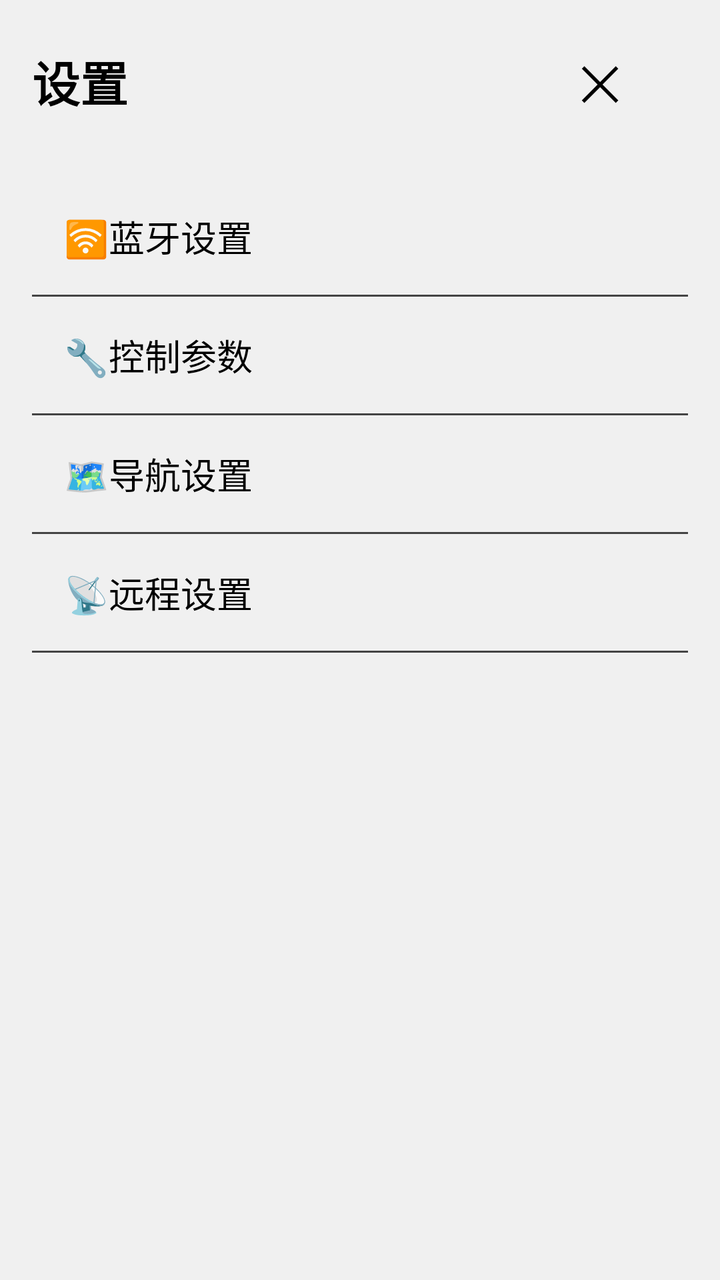
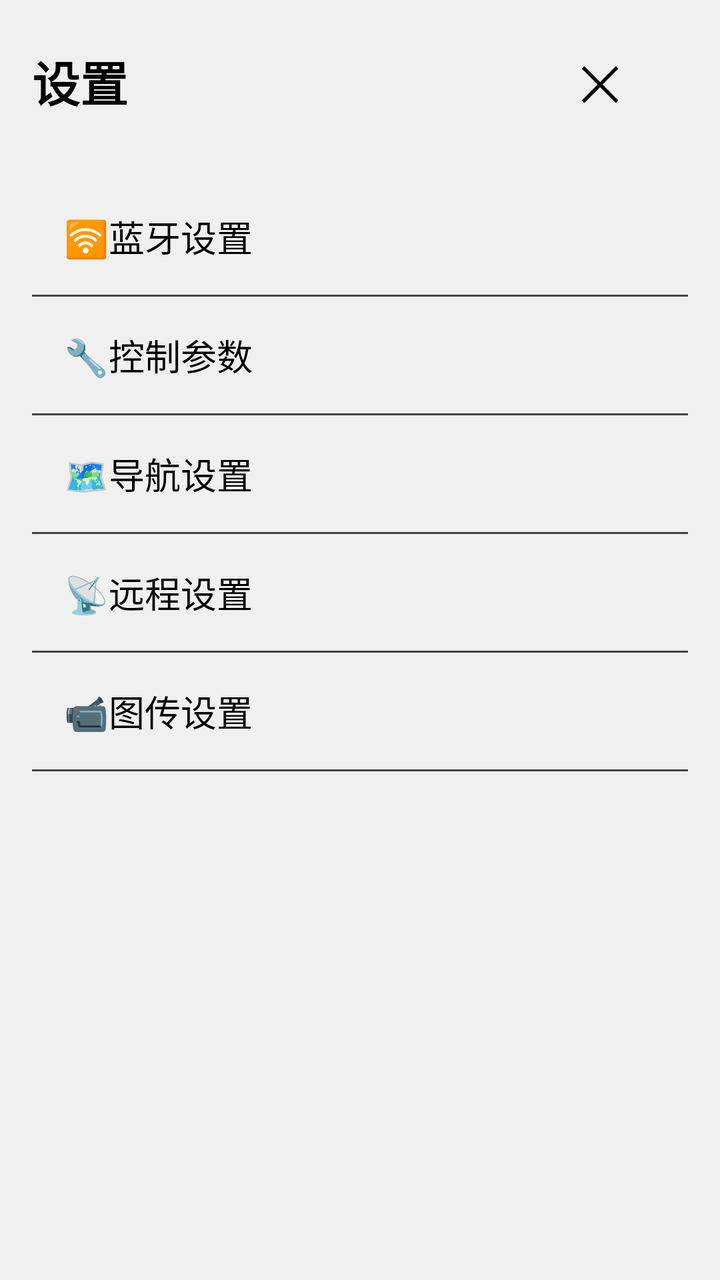

Two renders of the same Android screen: before a commit and after it. Below are the layout's source before the change and the commit's diff.
<!-- AndroidManifest.xml: activity theme AppTheme -->
<!-- res/layout/activity_settings.xml -->
<?xml version="1.0" encoding="utf-8"?>
<FrameLayout xmlns:android="http://schemas.android.com/apk/res/android"
    android:layout_width="match_parent"
    android:layout_height="match_parent"
    android:background="@color/bg_setting">

    
    <LinearLayout
        android:id="@+id/menu_main"
        android:layout_width="match_parent"
        android:layout_height="match_parent"
        android:orientation="vertical"
        android:padding="16dp"
        android:visibility="visible">

        <LinearLayout
            android:layout_width="match_parent"
            android:layout_height="wrap_content"
            android:layout_marginBottom="24dp"
            android:gravity="center_vertical"
            android:orientation="horizontal">

            <TextView
                android:layout_width="0dp"
                android:layout_height="wrap_content"
                android:layout_weight="1"
                android:text="设置"
                android:textColor="@color/text_primary"
                android:textSize="24sp"
                android:textStyle="bold" />

            <Button
                android:id="@+id/btn_exit"
                style="@style/Widget.AppCompat.Button.Borderless"
                android:layout_width="wrap_content"
                android:layout_height="wrap_content"
                android:background="?attr/selectableItemBackground"
                android:padding="8dp"
                android:text="✕"
                android:textColor="@color/text_primary"
                android:textSize="24sp" />
        </LinearLayout>

        <Button
            android:id="@+id/menu_bluetooth"
            style="@style/Widget.AppCompat.Button.Borderless"
            android:layout_width="match_parent"
            android:layout_height="wrap_content"
            android:background="?attr/selectableItemBackground"
            android:gravity="start|center_vertical"
            android:padding="16dp"
            android:text="🛜蓝牙设置"
            android:textColor="@color/text_primary"
            android:textSize="18sp" />

        <View
            android:layout_width="match_parent"
            android:layout_height="1dp"
            android:background="#444" />

        <Button
            android:id="@+id/menu_control"
            style="@style/Widget.AppCompat.Button.Borderless"
            android:layout_width="match_parent"
            android:layout_height="wrap_content"
            android:background="?attr/selectableItemBackground"
            android:gravity="start|center_vertical"
            android:padding="16dp"
            android:text="🔧控制参数"
            android:textColor="@color/text_primary"
            android:textSize="18sp" />

        <View
            android:layout_width="match_parent"
            android:layout_height="1dp"
            android:background="#444" />

        <Button
            android:id="@+id/menu_navigation"
            style="@style/Widget.AppCompat.Button.Borderless"
            android:layout_width="match_parent"
            android:layout_height="wrap_content"
            android:background="?attr/selectableItemBackground"
            android:gravity="start|center_vertical"
            android:padding="16dp"
            android:text="🗺导航设置"
            android:textColor="@color/text_primary"
            android:textSize="18sp" />

        <View
            android:layout_width="match_parent"
            android:layout_height="1dp"
            android:background="#444" />

        
        <Button
            android:id="@+id/menu_remote"
            style="@style/Widget.AppCompat.Button.Borderless"
            android:layout_width="match_parent"
            android:layout_height="wrap_content"
            android:background="?attr/selectableItemBackground"
            android:gravity="start|center_vertical"
            android:padding="16dp"
            android:text="📡远程设置"
            android:textColor="@color/text_primary"
            android:textSize="18sp" />

        <View
            android:layout_width="match_parent"
            android:layout_height="1dp"
            android:background="#444" />
    </LinearLayout>

    
    <ScrollView
        android:id="@+id/page_bluetooth"
        android:layout_width="match_parent"
        android:layout_height="match_parent"
        android:background="@color/bg_setting"
        android:fillViewport="true"
        android:padding="16dp"
        android:visibility="gone">

        <LinearLayout
            android:layout_width="match_parent"
            android:layout_height="wrap_content"
            android:orientation="vertical">

            <Button
                android:id="@+id/btn_back_main"
                style="@style/Widget.AppCompat.Button.Borderless"
                android:layout_width="wrap_content"
                android:layout_height="wrap_content"
                android:text="← 返回"
                android:textColor="@color/text_primary"
                android:textSize="18sp" />

            <TextView
                android:layout_width="wrap_content"
                android:layout_height="wrap_content"
                android:layout_marginTop="16dp"
                android:layout_marginBottom="16dp"
                android:text="蓝牙设置"
                android:textColor="@color/text_primary"
                android:textSize="24sp"
                android:textStyle="bold" />

            <TextView
                android:layout_width="wrap_content"
                android:layout_height="wrap_content"
                android:text="蓝牙设备名称"
                android:textColor="@color/text_primary"
                android:textSize="16sp" />

            <EditText
                android:id="@+id/et_device_name"
                android:layout_width="match_parent"
                android:layout_height="wrap_content"
                android:background="@android:drawable/editbox_background"
                android:padding="10dp"
                android:singleLine="true" />

            <Button
                android:id="@+id/btn_save_bluetooth"
                android:layout_width="match_parent"
                android:layout_height="wrap_content"
                android:layout_marginTop="24dp"
                android:backgroundTint="#4CAF50"
                android:text="保存蓝牙设置"
                android:textColor="#FFFFFF" />
        </LinearLayout>
    </ScrollView>
    
    <ScrollView
        android:id="@+id/page_control"
        android:layout_width="match_parent"
        android:layout_height="match_parent"
        android:background="@color/bg_setting"
        android:fillViewport="true"
        android:padding="16dp"
        android:visibility="gone">

        <LinearLayout
            android:layout_width="match_parent"
            android:layout_height="wrap_content"
            android:orientation="vertical">

            <Button
                android:id="@+id/btn_back_main_control"
                style="@style/Widget.AppCompat.Button.Borderless"
                android:layout_width="wrap_content"
                android:layout_height="wrap_content"
                android:text="← 返回"
                android:textColor="@color/text_primary"
                android:textSize="18sp" />

            <TextView
                android:layout_width="wrap_content"
                android:layout_height="wrap_content"
                android:layout_marginTop="16dp"
                android:layout_marginBottom="16dp"
                android:text="控制参数"
                android:textColor="@color/text_primary"
                android:textSize="24sp"
                android:textStyle="bold" />

            <TextView
                android:layout_width="wrap_content"
                android:layout_height="wrap_content"
                android:text="最大速度 (m/s)"
                android:textColor="@color/text_primary"
                android:textSize="16sp" />

            <EditText
                android:id="@+id/et_max_speed"
                android:layout_width="match_parent"
                android:layout_height="wrap_content"
                android:background="@android:drawable/editbox_background"
                android:inputType="numberDecimal"
                android:padding="10dp" />

            <TextView
                android:layout_width="wrap_content"
                android:layout_height="wrap_content"
                android:layout_marginTop="16dp"
                android:text="最大转向 (°/s)"
                android:textColor="@color/text_primary"
                android:textSize="16sp" />

            <EditText
                android:id="@+id/et_max_turn"
                android:layout_width="match_parent"
                android:layout_height="wrap_content"
                android:background="@android:drawable/editbox_background"
                android:inputType="numberDecimal"
                android:padding="10dp" />

            <Button
                android:id="@+id/btn_save_control"
                android:layout_width="match_parent"
                android:layout_height="wrap_content"
                android:layout_marginTop="24dp"
                android:backgroundTint="#4CAF50"
                android:text="保存控制参数"
                android:textColor="#FFFFFF" />
        </LinearLayout>
    </ScrollView>
    
    <ScrollView
        android:id="@+id/page_navigation"
        android:layout_width="match_parent"
        android:layout_height="match_parent"
        android:background="@color/bg_setting"
        android:fillViewport="true"
        android:padding="16dp"
        android:visibility="gone">

        <LinearLayout
            android:layout_width="match_parent"
            android:layout_height="wrap_content"
            android:orientation="vertical">

            <Button
                android:id="@+id/btn_back_main_nav"
                style="@style/Widget.AppCompat.Button.Borderless"
                android:layout_width="wrap_content"
                android:layout_height="wrap_content"
                android:text="← 返回"
                android:textColor="@color/text_primary"
                android:textSize="18sp" />

            <TextView
                android:layout_width="wrap_content"
                android:layout_height="wrap_content"
                android:layout_marginTop="16dp"
                android:layout_marginBottom="16dp"
                android:text="导航设置"
                android:textColor="@color/text_primary"
                android:textSize="24sp"
                android:textStyle="bold" />

            
            <TextView
                android:layout_width="wrap_content"
                android:layout_height="wrap_content"
                android:text="导航最大速度 (m/s)"
                android:textColor="@color/text_primary"
                android:textSize="16sp" />

            <EditText
                android:id="@+id/et_nav_max_speed"
                android:layout_width="match_parent"
                android:layout_height="wrap_content"
                android:background="@android:drawable/editbox_background"
                android:inputType="numberDecimal"
                android:padding="10dp"
                android:text="1.5" />

            
            <TextView
                android:layout_width="wrap_content"
                android:layout_height="wrap_content"
                android:layout_marginTop="16dp"
                android:text="导航最大转向 (°/s)"
                android:textColor="@color/text_primary"
                android:textSize="16sp" />

            <EditText
                android:id="@+id/et_nav_max_turn"
                android:layout_width="match_parent"
                android:layout_height="wrap_content"
                android:background="@android:drawable/editbox_background"
                android:inputType="numberDecimal"
                android:padding="10dp"
                android:text="50" />

            
            <TextView
                android:layout_width="wrap_content"
                android:layout_height="wrap_content"
                android:layout_marginTop="16dp"
                android:text="到达距离 (米)"
                android:textColor="@color/text_primary"
                android:textSize="16sp" />

            <EditText
                android:id="@+id/et_arrival_distance"
                android:layout_width="match_parent"
                android:layout_height="wrap_content"
                android:background="@android:drawable/editbox_background"
                android:inputType="numberDecimal"
                android:padding="10dp"
                android:text="10" />

            
            <TextView
                android:layout_width="wrap_content"
                android:layout_height="wrap_content"
                android:layout_marginTop="16dp"
                android:text="校准稳定时间 (秒)"
                android:textColor="@color/text_primary"
                android:textSize="16sp" />

            <EditText
                android:id="@+id/et_calibration_time"
                android:layout_width="match_parent"
                android:layout_height="wrap_content"
                android:background="@android:drawable/editbox_background"
                android:inputType="numberDecimal"
                android:padding="10dp"
                android:text="2.0" />

            <TextView
                android:layout_width="wrap_content"
                android:layout_height="wrap_content"
                android:layout_marginTop="16dp"
                android:text="校准角度范围 (度)"
                android:textColor="@color/text_primary"
                android:textSize="16sp" />

            <EditText
                android:id="@+id/et_calibration_angle"
                android:layout_width="match_parent"
                android:layout_height="wrap_content"
                android:background="@android:drawable/editbox_background"
                android:inputType="numberDecimal"
                android:padding="10dp"
                android:text="5.0" />

            <Button
                android:id="@+id/btn_save_navigation"
                android:layout_width="match_parent"
                android:layout_height="wrap_content"
                android:layout_marginTop="24dp"
                android:backgroundTint="#4CAF50"
                android:text="保存导航设置"
                android:textColor="#FFFFFF" />

            <View
                android:layout_width="match_parent"
                android:layout_height="32dp" />

        </LinearLayout>
    </ScrollView>
    
    <ScrollView
        android:id="@+id/page_remote"
        android:layout_width="match_parent"
        android:layout_height="match_parent"
        android:background="@color/bg_setting"
        android:fillViewport="true"
        android:padding="16dp"
        android:visibility="gone">

        <LinearLayout
            android:layout_width="match_parent"
            android:layout_height="wrap_content"
            android:orientation="vertical">

            <Button
                android:id="@+id/btn_back_main_remote"
                style="@style/Widget.AppCompat.Button.Borderless"
                android:layout_width="wrap_content"
                android:layout_height="wrap_content"
                android:text="← 返回"
                android:textColor="@color/text_primary"
                android:textSize="18sp" />

            <TextView
                android:layout_width="wrap_content"
                android:layout_height="wrap_content"
                android:layout_marginTop="16dp"
                android:layout_marginBottom="16dp"
                android:text="远程设置"
                android:textColor="@color/text_primary"
                android:textSize="24sp"
                android:textStyle="bold" />

            <TextView
                android:layout_width="wrap_content"
                android:layout_height="wrap_content"
                android:text="用户名 (设备标识)"
                android:textColor="@color/text_primary"
                android:textSize="16sp" />

            <EditText
                android:id="@+id/et_username"
                android:layout_width="match_parent"
                android:layout_height="wrap_content"
                android:background="@android:drawable/editbox_background"
                android:hint="留空则使用 Android ID"
                android:padding="10dp"
                android:singleLine="true" />

            <TextView
                android:layout_width="wrap_content"
                android:layout_height="wrap_content"
                android:layout_marginTop="16dp"
                android:text="服务器地址"
                android:textColor="@color/text_primary"
                android:textSize="16sp" />

            <EditText
                android:id="@+id/et_server_host"
                android:layout_width="match_parent"
                android:layout_height="wrap_content"
                android:background="@android:drawable/editbox_background"
                android:hint="例如：32.tcp.cpolar.top"
                android:padding="10dp"
                android:singleLine="true" />

            <TextView
                android:layout_width="wrap_content"
                android:layout_height="wrap_content"
                android:layout_marginTop="16dp"
                android:text="端口"
                android:textColor="@color/text_primary"
                android:textSize="16sp" />

            <EditText
                android:id="@+id/et_server_port"
                android:layout_width="match_parent"
                android:layout_height="wrap_content"
                android:background="@android:drawable/editbox_background"
                android:hint="例如：13648"
                android:inputType="number"
                android:padding="10dp" />

            <Button
                android:id="@+id/btn_save_remote"
                android:layout_width="match_parent"
                android:layout_height="wrap_content"
                android:layout_marginTop="24dp"
                android:backgroundTint="#4CAF50"
                android:text="保存远程设置"
                android:textColor="#FFFFFF" />
        </LinearLayout>
    </ScrollView>
</FrameLayout>
<!-- resources referenced by this layout -->
<resources>
  <color name="bg_setting">#F0F0F0</color>
  <color name="text_primary">#000000</color>
  <style name="AppTheme" parent="Theme.AppCompat.Light.NoActionBar" />
</resources>

<!-- the commit's change to res/layout/activity_settings.xml (unified diff, before → after) -->
@@ -3,113 +3,143 @@
     android:layout_width="match_parent"
     android:layout_height="match_parent"
     android:background="@color/bg_setting">
-
     
-    <LinearLayout
+    <ScrollView
         android:id="@+id/menu_main"
         android:layout_width="match_parent"
         android:layout_height="match_parent"
-        android:orientation="vertical"
+        android:background="@color/bg_setting"
+        android:fillViewport="true"
         android:padding="16dp"
         android:visibility="visible">
 
         <LinearLayout
             android:layout_width="match_parent"
             android:layout_height="wrap_content"
-            android:layout_marginBottom="24dp"
-            android:gravity="center_vertical"
-            android:orientation="horizontal">
-
-            <TextView
-                android:layout_width="0dp"
-                android:layout_height="wrap_content"
-                android:layout_weight="1"
-                android:text="设置"
-                android:textColor="@color/text_primary"
-                android:textSize="24sp"
-                android:textStyle="bold" />
-
-            <Button
-                android:id="@+id/btn_exit"
-                style="@style/Widget.AppCompat.Button.Borderless"
-                android:layout_width="wrap_content"
+            android:orientation="vertical">
+
+            
+            <LinearLayout
+                android:layout_width="match_parent"
+                android:layout_height="wrap_content"
+                android:layout_marginBottom="24dp"
+                android:gravity="center_vertical"
+                android:orientation="horizontal">
+
+                <TextView
+                    android:layout_width="0dp"
+                    android:layout_height="wrap_content"
+                    android:layout_weight="1"
+                    android:text="设置"
+                    android:textColor="@color/text_primary"
+                    android:textSize="24sp"
+                    android:textStyle="bold" />
+
+                <Button
+                    android:id="@+id/btn_exit"
+                    style="@style/Widget.AppCompat.Button.Borderless"
+                    android:layout_width="wrap_content"
+                    android:layout_height="wrap_content"
+                    android:background="?attr/selectableItemBackground"
+                    android:padding="8dp"
+                    android:text="✕"
+                    android:textColor="@color/text_primary"
+                    android:textSize="24sp" />
+            </LinearLayout>
+
+            
+            <Button
+                android:id="@+id/menu_bluetooth"
+                style="@style/Widget.AppCompat.Button.Borderless"
+                android:layout_width="match_parent"
                 android:layout_height="wrap_content"
                 android:background="?attr/selectableItemBackground"
-                android:padding="8dp"
-                android:text="✕"
-                android:textColor="@color/text_primary"
-                android:textSize="24sp" />
+                android:gravity="start|center_vertical"
+                android:padding="16dp"
+                android:text="🛜蓝牙设置"
+                android:textColor="@color/text_primary"
+                android:textSize="18sp" />
+
+            <View
+                android:layout_width="match_parent"
+                android:layout_height="1dp"
+                android:background="#444" />
+
+            <Button
+                android:id="@+id/menu_control"
+                style="@style/Widget.AppCompat.Button.Borderless"
+                android:layout_width="match_parent"
+                android:layout_height="wrap_content"
+                android:background="?attr/selectableItemBackground"
+                android:gravity="start|center_vertical"
+                android:padding="16dp"
+                android:text="🔧控制参数"
+                android:textColor="@color/text_primary"
+                android:textSize="18sp" />
+
+            <View
+                android:layout_width="match_parent"
+                android:layout_height="1dp"
+                android:background="#444" />
+
+            <Button
+                android:id="@+id/menu_navigation"
+                style="@style/Widget.AppCompat.Button.Borderless"
+                android:layout_width="match_parent"
+                android:layout_height="wrap_content"
+                android:background="?attr/selectableItemBackground"
+                android:gravity="start|center_vertical"
+                android:padding="16dp"
+                android:text="🗺导航设置"
+                android:textColor="@color/text_primary"
+                android:textSize="18sp" />
+
+            <View
+                android:layout_width="match_parent"
+                android:layout_height="1dp"
+                android:background="#444" />
+
+            <Button
+                android:id="@+id/menu_remote"
+                style="@style/Widget.AppCompat.Button.Borderless"
+                android:layout_width="match_parent"
+                android:layout_height="wrap_content"
+                android:background="?attr/selectableItemBackground"
+                android:gravity="start|center_vertical"
+                android:padding="16dp"
+                android:text="📡远程设置"
+                android:textColor="@color/text_primary"
+                android:textSize="18sp" />
+
+            <View
+                android:layout_width="match_parent"
+                android:layout_height="1dp"
+                android:background="#444" />
+
+            <Button
+                android:id="@+id/menu_video"
+                style="@style/Widget.AppCompat.Button.Borderless"
+                android:layout_width="match_parent"
+                android:layout_height="wrap_content"
+                android:background="?attr/selectableItemBackground"
+                android:gravity="start|center_vertical"
+                android:padding="16dp"
+                android:text="📹图传设置"
+                android:textColor="@color/text_primary"
+                android:textSize="18sp" />
+
+            <View
+                android:layout_width="match_parent"
+                android:layout_height="1dp"
+                android:background="#444" />
+
+            
+            <View
+                android:layout_width="match_parent"
+                android:layout_height="32dp" />
+
         </LinearLayout>
-
-        <Button
-            android:id="@+id/menu_bluetooth"
-            style="@style/Widget.AppCompat.Button.Borderless"
-            android:layout_width="match_parent"
-            android:layout_height="wrap_content"
-            android:background="?attr/selectableItemBackground"
-            android:gravity="start|center_vertical"
-            android:padding="16dp"
-            android:text="🛜蓝牙设置"
-            android:textColor="@color/text_primary"
-            android:textSize="18sp" />
-
-        <View
-            android:layout_width="match_parent"
-            android:layout_height="1dp"
-            android:background="#444" />
-
-        <Button
-            android:id="@+id/menu_control"
-            style="@style/Widget.AppCompat.Button.Borderless"
-            android:layout_width="match_parent"
-            android:layout_height="wrap_content"
-            android:background="?attr/selectableItemBackground"
-            android:gravity="start|center_vertical"
-            android:padding="16dp"
-            android:text="🔧控制参数"
-            android:textColor="@color/text_primary"
-            android:textSize="18sp" />
-
-        <View
-            android:layout_width="match_parent"
-            android:layout_height="1dp"
-            android:background="#444" />
-
-        <Button
-            android:id="@+id/menu_navigation"
-            style="@style/Widget.AppCompat.Button.Borderless"
-            android:layout_width="match_parent"
-            android:layout_height="wrap_content"
-            android:background="?attr/selectableItemBackground"
-            android:gravity="start|center_vertical"
-            android:padding="16dp"
-            android:text="🗺导航设置"
-            android:textColor="@color/text_primary"
-            android:textSize="18sp" />
-
-        <View
-            android:layout_width="match_parent"
-            android:layout_height="1dp"
-            android:background="#444" />
-
-        
-        <Button
-            android:id="@+id/menu_remote"
-            style="@style/Widget.AppCompat.Button.Borderless"
-            android:layout_width="match_parent"
-            android:layout_height="wrap_content"
-            android:background="?attr/selectableItemBackground"
-            android:gravity="start|center_vertical"
-            android:padding="16dp"
-            android:text="📡远程设置"
-            android:textColor="@color/text_primary"
-            android:textSize="18sp" />
-
-        <View
-            android:layout_width="match_parent"
-            android:layout_height="1dp"
-            android:background="#444" />
-    </LinearLayout>
+    </ScrollView>
 
     
     <ScrollView
@@ -476,4 +506,57 @@
                 android:textColor="#FFFFFF" />
         </LinearLayout>
     </ScrollView>
+
+    <ScrollView
+        android:id="@+id/page_video"
+        android:layout_width="match_parent"
+        android:layout_height="match_parent"
+        android:background="@color/bg_setting"
+        android:fillViewport="true"
+        android:padding="16dp"
+        android:visibility="gone">
+
+        <LinearLayout
+            android:layout_width="match_parent"
+            android:layout_height="wrap_content"
+            android:orientation="vertical">
+
+            <Button
+                android:id="@+id/btn_back_main_video"
+                style="@style/Widget.AppCompat.Button.Borderless"
+                android:layout_width="wrap_content"
+                android:layout_height="wrap_content"
+                android:text="← 返回"
+                android:textColor="@color/text_primary"
+                android:textSize="18sp" />
+
+            <TextView
+                android:layout_width="wrap_content"
+                android:layout_height="wrap_content"
+                android:layout_marginTop="16dp"
+                android:layout_marginBottom="16dp"
+                android:text="图传设置"
+                android:textColor="@color/text_primary"
+                android:textSize="24sp"
+                android:textStyle="bold" />
+
+            <androidx.appcompat.widget.SwitchCompat
+                android:id="@+id/switch_video_enable"
+                android:layout_width="match_parent"
+                android:layout_height="wrap_content"
+                android:padding="12dp"
+                android:text="开启图传"
+                android:textColor="@color/text_primary"
+                android:textSize="16sp" />
+
+            <Button
+                android:id="@+id/btn_save_video"
+                android:layout_width="match_parent"
+                android:layout_height="wrap_content"
+                android:layout_marginTop="24dp"
+                android:backgroundTint="#4CAF50"
+                android:text="保存设置"
+                android:textColor="#FFFFFF" />
+        </LinearLayout>
+    </ScrollView>
 </FrameLayout>
